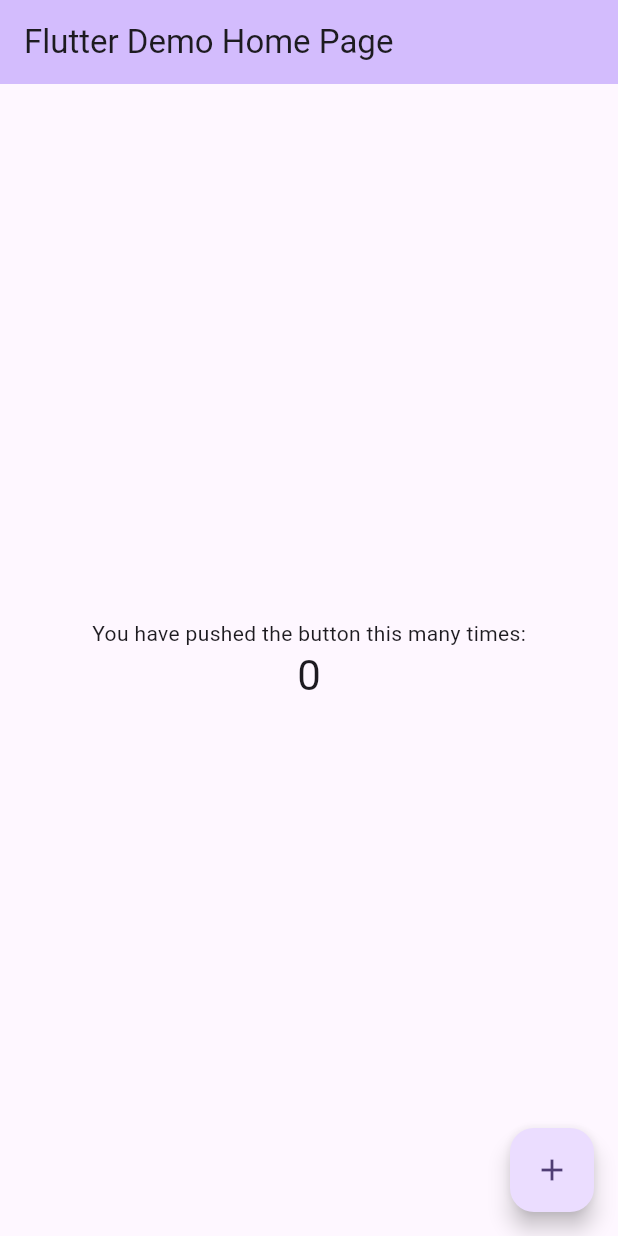
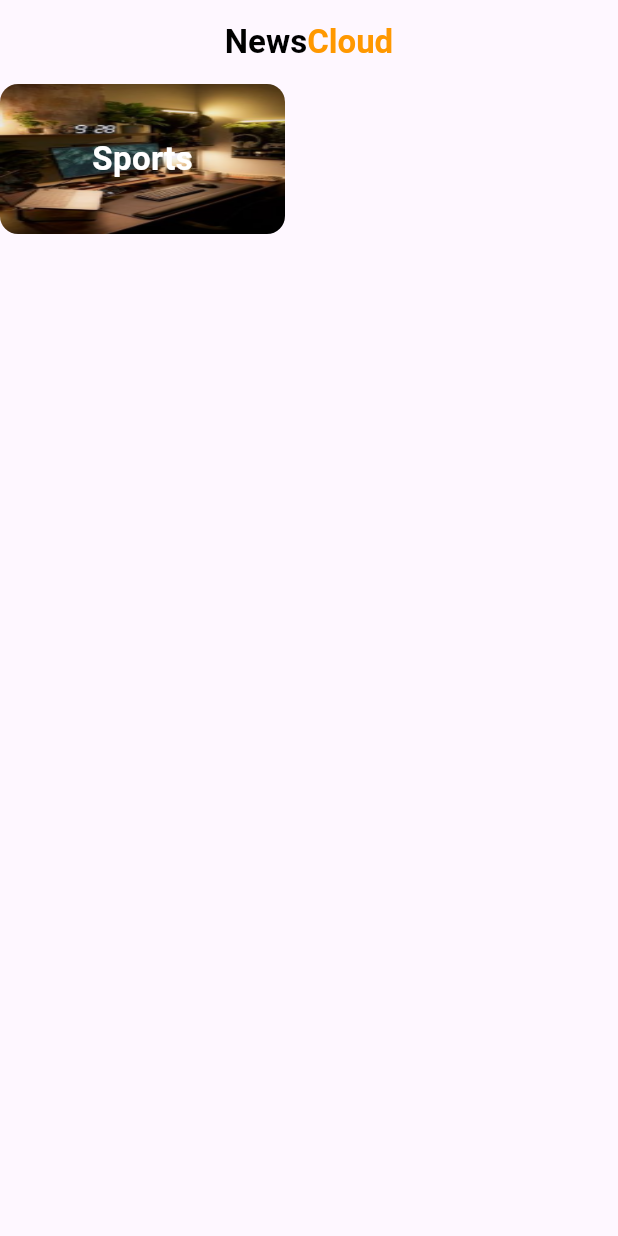
Before and after one commit to nadamansoor/Newsly, a Flutter app: the screen it shows after launch, on a phone screen of 412 x 824 dp. Run offline on Flutter 3.47's test engine with Material 3 defaults, Android fonts, the phone set to English and light mode, and no system bars.

Commit message:
appbar+category container

```diff
--- a/lib/main.dart
+++ b/lib/main.dart
@@ -1,122 +1,19 @@
 import 'package:flutter/material.dart';
+import 'package:newsly/views/homeview.dart';
 
 void main() {
-  runApp(const MyApp());
+  runApp(const NewsApp());
 }
 
-class MyApp extends StatelessWidget {
-  const MyApp({super.key});
+class NewsApp extends StatelessWidget {
+  const NewsApp({super.key});
 
-  // This widget is the root of your application.
   @override
   Widget build(BuildContext context) {
     return MaterialApp(
-      title: 'Flutter Demo',
-      theme: ThemeData(
-        // This is the theme of your application.
-        //
-        // TRY THIS: Try running your application with "flutter run". You'll see
-        // the application has a purple toolbar. Then, without quitting the app,
-        // try changing the seedColor in the colorScheme below to Colors.green
-        // and then invoke "hot reload" (save your changes or press the "hot
-        // reload" button in a Flutter-supported IDE, or press "r" if you used
-        // the command line to start the app).
-        //
-        // Notice that the counter didn't reset back to zero; the application
-        // state is not lost during the reload. To reset the state, use hot
-        // restart instead.
-        //
-        // This works for code too, not just values: Most code changes can be
-        // tested with just a hot reload.
-        colorScheme: ColorScheme.fromSeed(seedColor: Colors.deepPurple),
-      ),
-      home: const MyHomePage(title: 'Flutter Demo Home Page'),
+      debugShowCheckedModeBanner: false,
+      home:Homeview()
     );
+
   }
 }
-
-class MyHomePage extends StatefulWidget {
-  const MyHomePage({super.key, required this.title});
-
-  // This widget is the home page of your application. It is stateful, meaning
-  // that it has a State object (defined below) that contains fields that affect
-  // how it looks.
-
-  // This class is the configuration for the state. It holds the values (in this
-  // case the title) provided by the parent (in this case the App widget) and
-  // used by the build method of the State. Fields in a Widget subclass are
-  // always marked "final".
-
-  final String title;
-
-  @override
-  State<MyHomePage> createState() => _MyHomePageState();
-}
-
-class _MyHomePageState extends State<MyHomePage> {
-  int _counter = 0;
-
-  void _incrementCounter() {
-    setState(() {
-      // This call to setState tells the Flutter framework that something has
-      // changed in this State, which causes it to rerun the build method below
-      // so that the display can reflect the updated values. If we changed
-      // _counter without calling setState(), then the build method would not be
-      // called again, and so nothing would appear to happen.
-      _counter++;
-    });
-  }
-
-  @override
-  Widget build(BuildContext context) {
-    // This method is rerun every time setState is called, for instance as done
-    // by the _incrementCounter method above.
-    //
-    // The Flutter framework has been optimized to make rerunning build methods
-    // fast, so that you can just rebuild anything that needs updating rather
-    // than having to individually change instances of widgets.
-    return Scaffold(
-      appBar: AppBar(
-        // TRY THIS: Try changing the color here to a specific color (to
-        // Colors.amber, perhaps?) and trigger a hot reload to see the AppBar
-        // change color while the other colors stay the same.
-        backgroundColor: Theme.of(context).colorScheme.inversePrimary,
-        // Here we take the value from the MyHomePage object that was created by
-        // the App.build method, and use it to set our appbar title.
-        title: Text(widget.title),
-      ),
-      body: Center(
-        // Center is a layout widget. It takes a single child and positions it
-        // in the middle of the parent.
-        child: Column(
-          // Column is also a layout widget. It takes a list of children and
-          // arranges them vertically. By default, it sizes itself to fit its
-          // children horizontally, and tries to be as tall as its parent.
-          //
-          // Column has various properties to control how it sizes itself and
-          // how it positions its children. Here we use mainAxisAlignment to
-          // center the children vertically; the main axis here is the vertical
-          // axis because Columns are vertical (the cross axis would be
-          // horizontal).
-          //
-          // TRY THIS: Invoke "debug painting" (choose the "Toggle Debug Paint"
-          // action in the IDE, or press "p" in the console), to see the
-          // wireframe for each widget.
-          mainAxisAlignment: MainAxisAlignment.center,
-          children: <Widget>[
-            const Text('You have pushed the button this many times:'),
-            Text(
-              '$_counter',
-              style: Theme.of(context).textTheme.headlineMedium,
-            ),
-          ],
-        ),
-      ),
-      floatingActionButton: FloatingActionButton(
-        onPressed: _incrementCounter,
-        tooltip: 'Increment',
-        child: const Icon(Icons.add),
-      ), // This trailing comma makes auto-formatting nicer for build methods.
-    );
-  }
-}
--- /dev/null
+++ b/lib/views/homeview.dart
@@ -0,0 +1,41 @@
+import 'package:flutter/material.dart';
+import 'package:newsly/widgets/category_card.dart';
+
+class Homeview extends StatelessWidget {
+  const Homeview({super.key});
+
+  @override
+  Widget build(BuildContext context) {
+    return  MaterialApp(
+      debugShowCheckedModeBanner: false,
+      home: Scaffold(
+      appBar:AppBar(
+          title: Center(
+            child: RichText(
+              text: TextSpan(
+                children: [
+                  TextSpan(
+                    text: 'News',
+                    style: TextStyle(
+                      color: Colors.black,
+                      fontSize: 22,
+                      fontWeight: FontWeight.bold
+                    )
+                  ),
+                  TextSpan(
+                    text: 'Cloud',
+                    style: TextStyle(
+                      color: Colors.orange,
+                      fontSize: 22,
+                      fontWeight: FontWeight.bold
+                    )
+                  )
+                ]
+              )),
+          ),
+        ),
+      body:CategoryCard(),
+      ),
+    );
+  }
+}
--- /dev/null
+++ b/lib/widgets/category_card.dart
@@ -0,0 +1,28 @@
+import 'package:flutter/material.dart';
+
+class CategoryCard extends StatelessWidget {
+  const CategoryCard({super.key});
+
+  @override
+  Widget build(BuildContext context) {
+    return Container(
+      height: 100,
+      width: 190,
+      decoration: BoxDecoration(
+        borderRadius: BorderRadius.circular(12),
+        image: DecorationImage(
+          fit: BoxFit.fill,
+          image: AssetImage('assets/images/sport.jpg')
+          ),
+      ),
+      child: Center(
+        child: Text('Sports',
+        style: TextStyle(
+          fontSize: 22,
+          fontWeight: FontWeight.bold,
+          color: Colors.white
+        )),
+      ),
+    );
+  }
+}
--- a/pubspec.yaml
+++ b/pubspec.yaml
@@ -58,9 +58,8 @@ flutter:
   uses-material-design: true
 
   # To add assets to your application, add an assets section, like this:
-  # assets:
-  #   - images/a_dot_burr.jpeg
-  #   - images/a_dot_ham.jpeg
+  assets:
+    - assets/images/
 
   # An image asset can refer to one or more resolution-specific "variants", see
   # https://flutter.dev/to/resolution-aware-images
```
Also changed, not shown: assets/images/sport.jpg (added), 1 other file.
